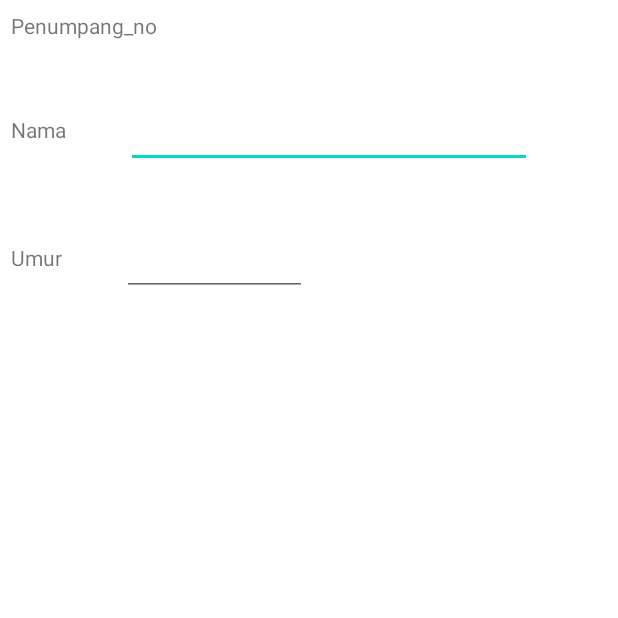
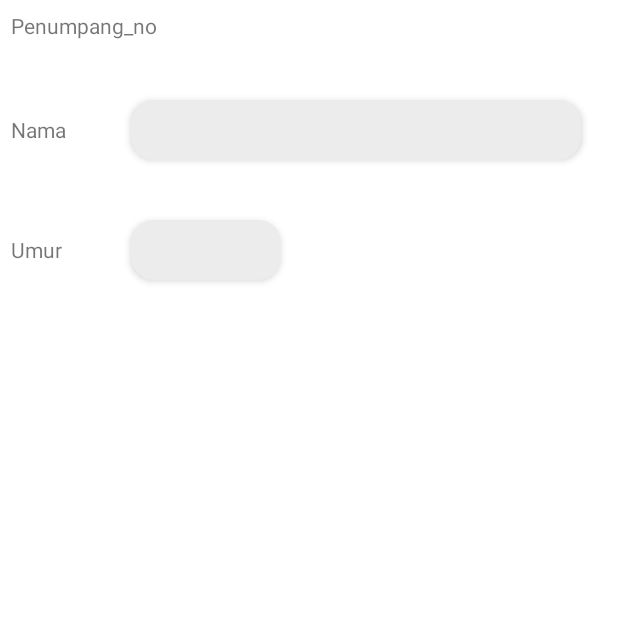
Before and after one commit to rianejakk/SI-BOSS_ejakFork, an Android app: the PenumpangItemActivity screen opened directly, with no data from a screen before it, on a phone screen of 412 x 824 dp, the top half of it. Run offline under Robolectric (Android 15) with nearby library versions, the phone set to English and light mode, and no system bars.

Commit message:
Small addition

```diff
--- a/Mobile/SIBOSS/app/src/main/res/drawable/edit_round.xml
+++ b/Mobile/SIBOSS/app/src/main/res/drawable/edit_round.xml
@@ -1,7 +1,6 @@
 <?xml version="1.0" encoding="utf-8"?>
 <shape xmlns:android="http://schemas.android.com/apk/res/android"
-    android:shape="rectangle"
-    android:padding="10dp">
+    android:shape="rectangle">
 
     <solid android:color="#ECECEC" />
     <corners
--- a/Mobile/SIBOSS/app/src/main/res/layout/payment_form.xml
+++ b/Mobile/SIBOSS/app/src/main/res/layout/payment_form.xml
@@ -13,7 +13,7 @@
         android:layout_width="200dp"
         android:layout_height="100dp"
         android:layout_centerHorizontal="true"
-        android:src="@drawable/ic_temp_banner_foreground" />
+        android:src="@drawable/Logo" />
 
     <TextView
         android:id="@+id/no_pemesanan_title"
--- a/Mobile/SIBOSS/app/src/main/res/layout/penumpang_item.xml
+++ b/Mobile/SIBOSS/app/src/main/res/layout/penumpang_item.xml
@@ -17,7 +17,7 @@
 
     <TextView
         android:id="@+id/nama"
-        android:layout_width="wrap_content"
+        android:layout_width="40dp"
         android:layout_height="wrap_content"
         android:layout_below="@+id/penumpang_title"
         android:layout_marginTop="50dp"
@@ -25,18 +25,18 @@
 
     <EditText
         android:id="@+id/fill_nama"
-        android:layout_width="match_parent"
-        android:layout_height="wrap_content"
+        android:layout_width="300dp"
+        android:layout_height="40dp"
         android:layout_below="@+id/penumpang_title"
+        android:layout_marginLeft="40dp"
+        android:layout_marginTop="40dp"
         android:layout_toRightOf="@+id/nama"
-        android:layout_marginTop="40dp"
-        android:layout_marginLeft="40dp"
-        android:layout_marginRight="50dp"
-        />
+        android:elevation="3dp"
+        android:background="@drawable/edit_round" />
 
     <TextView
         android:id="@+id/umur"
-        android:layout_width="wrap_content"
+        android:layout_width="40dp"
         android:layout_height="wrap_content"
         android:text="Umur"
         android:layout_below="@id/fill_nama"
@@ -45,13 +45,14 @@
 
     <EditText
         android:id="@+id/fill_umur"
-        android:layout_width="match_parent"
-        android:layout_height="wrap_content"
+        android:layout_width="100dp"
+        android:layout_height="40dp"
         android:layout_toRightOf="@id/umur"
         android:layout_below="@id/fill_nama"
         android:layout_marginTop="40dp"
         android:layout_marginLeft="40dp"
-        android:layout_marginRight="200dp"
+        android:background="@drawable/edit_round"
+        android:elevation="3dp"
         />
 
 </RelativeLayout>
```
Also changed, not shown: Mobile/SIBOSS/app/src/main/res/layout/activity_main.xml (+13 -5 lines), Mobile/SIBOSS/app/src/main/res/drawable/Logo.png (added).
